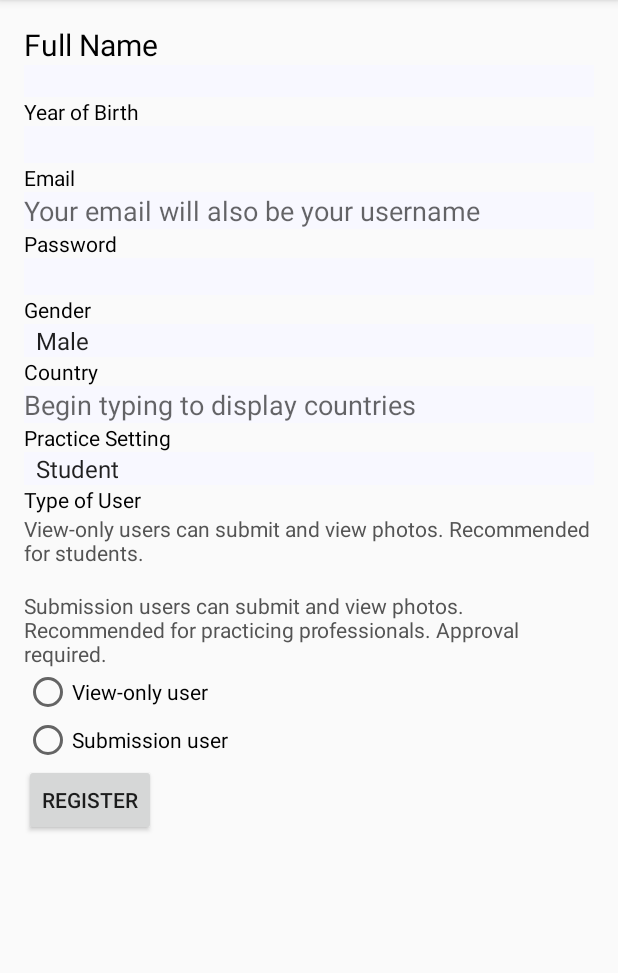
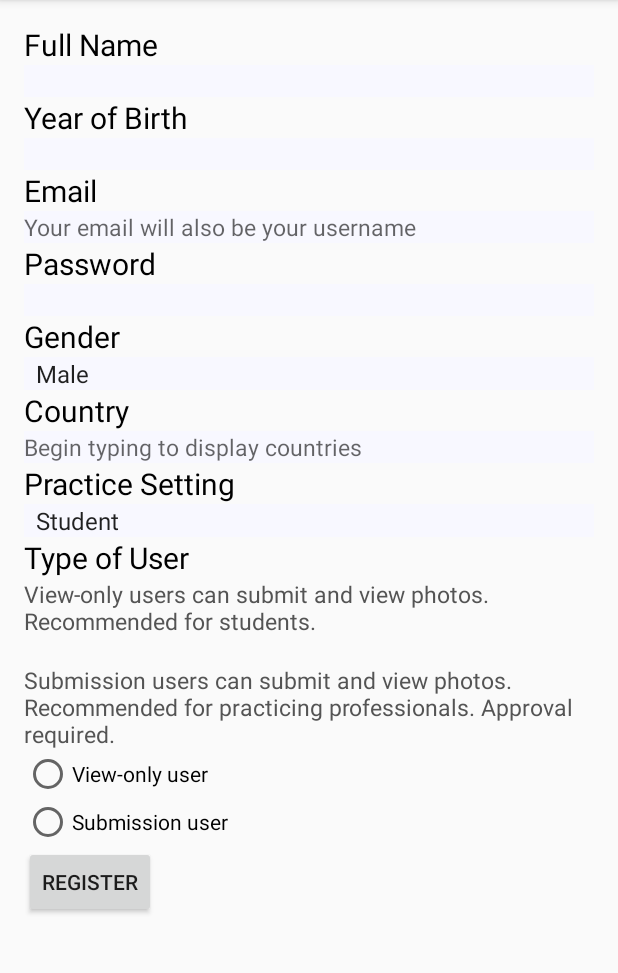
Before and after one commit to soniajili/cis350derm, an Android app: the RegistrationActivity screen opened directly, with no data from a screen before it, on a phone screen of 412 x 824 dp, the part 84-1057 px from its top. Run offline under Robolectric (Android 15) with nearby library versions, the phone set to English and light mode, and no system bars.

Commit message:
text size Registration

```diff
--- a/Instaderm/app/src/main/res/layout/activity_registration.xml
+++ b/Instaderm/app/src/main/res/layout/activity_registration.xml
@@ -36,14 +36,14 @@
             <TextView
                 android:layout_width="match_parent"
                 android:layout_height="wrap_content"
-                android:ems="20"
+                android:textSize="20dp"
                 android:textColor="#000000"
                 android:text="Year of Birth"/>
             <EditText
                 android:layout_width="match_parent"
                 android:layout_height="wrap_content"
                 android:inputType="number"
-                android:ems="10"
+                android:textSize="15dp"
                 android:background="#F8F8FF"
                 android:id="@+id/yearBirth"
                 />
@@ -52,14 +52,14 @@
             <TextView
                 android:layout_width="match_parent"
                 android:layout_height="wrap_content"
-                android:ems="20"
+                android:textSize="20dp"
                 android:textColor="#000000"
                 android:text="Email"/>
             <EditText
                 android:layout_width="match_parent"
                 android:layout_height="wrap_content"
                 android:inputType="textEmailAddress"
-                android:ems="10"
+                android:textSize="15dp"
                 android:id="@+id/emailLabel"
                 android:background="#F8F8FF"
                 android:layout_gravity="center_horizontal"
@@ -69,14 +69,14 @@
             <TextView
                 android:layout_width="match_parent"
                 android:layout_height="wrap_content"
-                android:ems="20"
+                android:textSize="20dp"
                 android:textColor="#000000"
                 android:text="Password"/>
             <EditText
                 android:layout_width="match_parent"
                 android:layout_height="wrap_content"
                 android:inputType="textPassword"
-                android:ems="10"
+                android:textSize="15dp"
                 android:background="#F8F8FF"
                 android:id="@+id/passwordText"
                 android:password="true"
@@ -86,7 +86,7 @@
             <TextView
                 android:layout_width="match_parent"
                 android:layout_height="wrap_content"
-                android:ems="20"
+                android:textSize="20dp"
                 android:textColor="#000000"
                 android:text="Gender"/>
             <Spinner
@@ -94,6 +94,7 @@
                 android:layout_width="match_parent"
                 android:layout_height="wrap_content"
                 android:background="#F8F8FF"
+                android:textSize="15dp"
                 android:layout_gravity="center_horizontal"
                 android:text="Select from menu"
                 />
@@ -104,13 +105,15 @@
                 android:layout_width="wrap_content"
                 android:layout_height="wrap_content"
                 android:textColor="#000000"
-                android:text="Country"/>
+                android:text="Country"
+                android:textSize="20dp"/>
             <AutoCompleteTextView
                 android:id="@+id/autocomplete_country"
                 xmlns:android="http://schemas.android.com/apk/res/android"
                 android:layout_width="fill_parent"
                 android:layout_height="wrap_content"
                 android:background="#F8F8FF"
+                android:textSize="15dp"
                 android:hint="Begin typing to display countries"/>
 
             <!-- Practice Setting Label -->
@@ -119,6 +122,7 @@
                 android:layout_width="wrap_content"
                 android:layout_height="wrap_content"
                 android:textColor="#000000"
+                android:textSize="20dp"
                 android:text="Practice Setting"/>
             <Spinner
                 android:id="@+id/setting_spinner"
@@ -126,6 +130,7 @@
                 android:layout_height="wrap_content"
                 android:background="#F8F8FF"
                 android:layout_gravity="center_horizontal"
+                android:textSize="15dp"
                 android:text="Select from menu"
                 />
             <!-- Type of User -->
@@ -135,12 +140,14 @@
                 android:layout_height="wrap_content"
                 android:textColor="#000000"
                 android:text="Type of User"
+                android:textSize="20dp"
                 />
             <TextView
                 android:id="@+id/viewUserDescription"
                 android:layout_width="wrap_content"
                 android:layout_height="wrap_content"
                 android:textColor="#545454"
+                android:textSize="15dp"
                 android:text="@string/viewDescription"
                 />
             <TextView
@@ -148,6 +155,7 @@
                 android:layout_width="wrap_content"
                 android:layout_height="wrap_content"
                 android:textColor="#545454"
+                android:textSize="15dp"
                 android:text="@string/submissionDescription"
                 />
 
```
